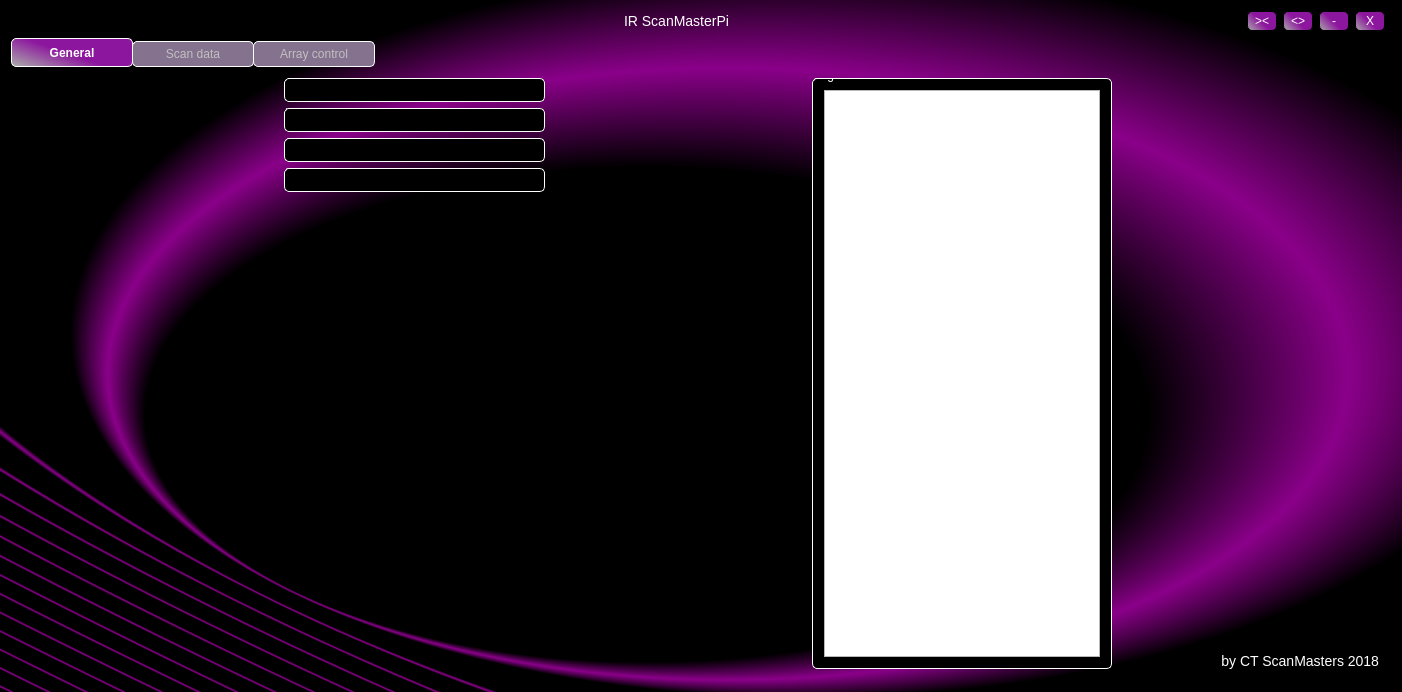
Before: the Qt Designer form ScanClientGui/scanclientgui.ui in CtScanMasters/ScanClient, drawn with Qt 5.
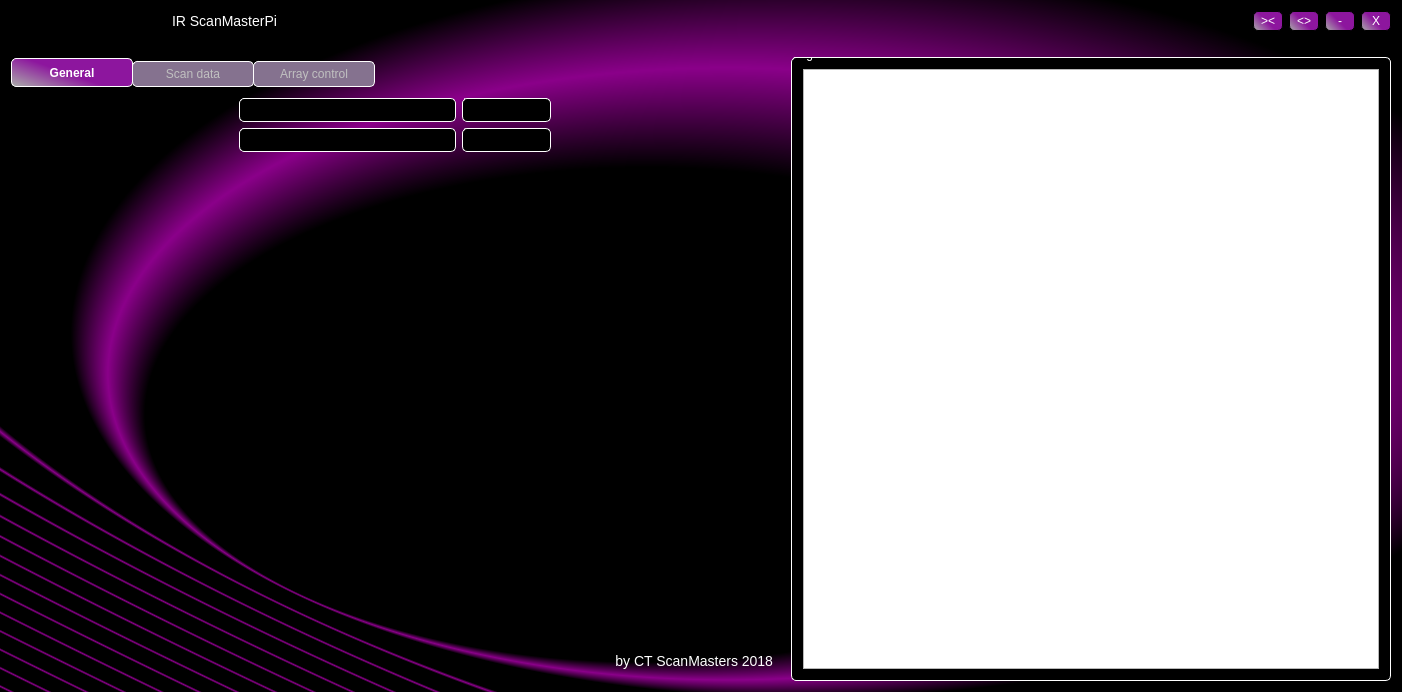
After: the same form once the commit is applied. The open tabs and pages were chosen to show the change. Custom widgets are drawn as their Qt base class.

The edit to the form file:
```diff
--- a/ScanClientGui/scanclientgui.ui
+++ b/ScanClientGui/scanclientgui.ui
@@ -46,13 +46,14 @@
 	color: rgb(255, 255, 255);
 	font-size: 14px;
 }
+
 QPushButton{
+
 	border: 1px solid rgb(0, 0, 0);
 	border-radius: 5px;
 	background-color:qlineargradient(spread:pad, x1:1, y1:0.346591, x2:0, y2:1, stop:0.455056 rgba(141, 22, 158, 255), stop:0.983146 rgba(169, 169, 169, 255));
 	color: white;
 	min-height: 18px;
-
 }
 
 QPushButton:pressed {
@@ -60,6 +61,11 @@
 	background-color:rgb(111, 111, 111);
 }
 
+QProgressBar::chunk:horizontal {
+	background: qlineargradient(spread:pad, x1:1, y1:0.346591, x2:0, y2:1, stop:0.0730337 rgba(103, 16, 115, 255), stop:0.983146 rgba(169, 169, 169, 255));
+	border-radius: 5px;
+}
+
 QProgressBar:horizontal {
 	border: 1px white;
 	border-radius: 5px;
@@ -68,11 +74,6 @@
 
 }
 
-QProgressBar::chunk:horizontal {
-	background: qlineargradient(spread:pad, x1:1, y1:0.346591, x2:0, y2:1, stop:0.0730337 rgba(103, 16, 115, 255), stop:0.983146 rgba(169, 169, 169, 255));
-	border-radius: 5px;
-}
-
 QTabWidget::pane {
 	border-radius: 5px;
 	background: qlineargradient(spread:pad, x1:0, y1:0, x2:1, y2:0, stop:1 rgba(0, 0, 0, 0));
@@ -178,62 +179,7 @@
   </property>
   <widget class="QWidget" name="centralWidget">
    <layout class="QGridLayout" name="gridLayout">
-    <item row="0" column="1">
-     <spacer name="horizontalSpacer">
-      <property name="orientation">
-       <enum>Qt::Horizontal</enum>
-      </property>
-      <property name="sizeHint" stdset="0">
-       <size>
-        <width>40</width>
-        <height>20</height>
-       </size>
-      </property>
-     </spacer>
-    </item>
-    <item row="0" column="2">
-     <widget class="QLabel" name="titleLabel">
-      <property name="text">
-       <string>IR ScanMasterPi</string>
-      </property>
-      <property name="alignment">
-       <set>Qt::AlignCenter</set>
-      </property>
-     </widget>
-    </item>
-    <item row="0" column="5">
-     <widget class="QPushButton" name="pushButton_4">
-      <property name="minimumSize">
-       <size>
-        <width>30</width>
-        <height>20</height>
-       </size>
-      </property>
-      <property name="text">
-       <string>&gt;&lt;</string>
-      </property>
-     </widget>
-    </item>
     <item row="0" column="8">
-     <widget class="QPushButton" name="pushButton">
-      <property name="sizePolicy">
-       <sizepolicy hsizetype="Minimum" vsizetype="Fixed">
-        <horstretch>0</horstretch>
-        <verstretch>0</verstretch>
-       </sizepolicy>
-      </property>
-      <property name="minimumSize">
-       <size>
-        <width>30</width>
-        <height>20</height>
-       </size>
-      </property>
-      <property name="text">
-       <string>X</string>
-      </property>
-     </widget>
-    </item>
-    <item row="0" column="7">
      <widget class="QPushButton" name="pushButton_2">
       <property name="minimumSize">
        <size>
@@ -246,49 +192,7 @@
       </property>
      </widget>
     </item>
-    <item row="0" column="6">
-     <widget class="QPushButton" name="pushButton_3">
-      <property name="minimumSize">
-       <size>
-        <width>30</width>
-        <height>20</height>
-       </size>
-      </property>
-      <property name="text">
-       <string>&lt;&gt;</string>
-      </property>
-     </widget>
-    </item>
-    <item row="0" column="0">
-     <spacer name="horizontalSpacer_3">
-      <property name="orientation">
-       <enum>Qt::Horizontal</enum>
-      </property>
-      <property name="sizeType">
-       <enum>QSizePolicy::Minimum</enum>
-      </property>
-      <property name="sizeHint" stdset="0">
-       <size>
-        <width>100</width>
-        <height>20</height>
-       </size>
-      </property>
-     </spacer>
-    </item>
-    <item row="0" column="3">
-     <spacer name="horizontalSpacer_2">
-      <property name="orientation">
-       <enum>Qt::Horizontal</enum>
-      </property>
-      <property name="sizeHint" stdset="0">
-       <size>
-        <width>40</width>
-        <height>20</height>
-       </size>
-      </property>
-     </spacer>
-    </item>
-    <item row="3" column="0" colspan="10">
+    <item row="2" column="0" colspan="5">
      <widget class="QTabWidget" name="tabWidget">
       <property name="tabPosition">
        <enum>QTabWidget::North</enum>
@@ -301,8 +205,14 @@
         <string>General</string>
        </attribute>
        <layout class="QGridLayout" name="gridLayout_2">
-        <item row="1" column="1">
+        <item row="0" column="2">
          <widget class="QGroupBox" name="actuatorBox">
+          <property name="sizePolicy">
+           <sizepolicy hsizetype="Minimum" vsizetype="Minimum">
+            <horstretch>0</horstretch>
+            <verstretch>0</verstretch>
+           </sizepolicy>
+          </property>
           <property name="title">
            <string>Actuator control</string>
           </property>
@@ -313,8 +223,68 @@
           </layout>
          </widget>
         </item>
+        <item row="7" column="3">
+         <widget class="QLabel" name="label">
+          <property name="text">
+           <string>by CT ScanMasters 2018</string>
+          </property>
+          <property name="alignment">
+           <set>Qt::AlignRight|Qt::AlignTrailing|Qt::AlignVCenter</set>
+          </property>
+         </widget>
+        </item>
+        <item row="6" column="1">
+         <spacer name="horizontalSpacer_5">
+          <property name="orientation">
+           <enum>Qt::Horizontal</enum>
+          </property>
+          <property name="sizeHint" stdset="0">
+           <size>
+            <width>40</width>
+            <height>20</height>
+           </size>
+          </property>
+         </spacer>
+        </item>
+        <item row="5" column="1">
+         <spacer name="verticalSpacer">
+          <property name="orientation">
+           <enum>Qt::Vertical</enum>
+          </property>
+          <property name="sizeHint" stdset="0">
+           <size>
+            <width>20</width>
+            <height>40</height>
+           </size>
+          </property>
+         </spacer>
+        </item>
+        <item row="0" column="1">
+         <widget class="QGroupBox" name="tcpBox">
+          <property name="sizePolicy">
+           <sizepolicy hsizetype="Minimum" vsizetype="Minimum">
+            <horstretch>0</horstretch>
+            <verstretch>0</verstretch>
+           </sizepolicy>
+          </property>
+          <property name="title">
+           <string>Connection</string>
+          </property>
+          <layout class="QGridLayout" name="gridLayout_6">
+           <item row="0" column="0">
+            <widget class="TcpClientWidget" name="tcpControlWidget" native="true"/>
+           </item>
+          </layout>
+         </widget>
+        </item>
         <item row="2" column="1">
          <widget class="QGroupBox" name="scanBox">
+          <property name="sizePolicy">
+           <sizepolicy hsizetype="Minimum" vsizetype="Minimum">
+            <horstretch>0</horstretch>
+            <verstretch>0</verstretch>
+           </sizepolicy>
+          </property>
           <property name="title">
            <string>Scan control</string>
           </property>
@@ -325,32 +295,14 @@
           </layout>
          </widget>
         </item>
-        <item row="0" column="3" rowspan="7">
-         <widget class="QGroupBox" name="groupBox">
-          <property name="sizePolicy">
-           <sizepolicy hsizetype="Expanding" vsizetype="Expanding">
-            <horstretch>0</horstretch>
-            <verstretch>0</verstretch>
-           </sizepolicy>
-          </property>
-          <property name="minimumSize">
-           <size>
-            <width>300</width>
-            <height>0</height>
-           </size>
-          </property>
-          <property name="title">
-           <string>Log</string>
-          </property>
-          <layout class="QGridLayout" name="gridLayout_9">
-           <item row="0" column="0">
-            <widget class="QPlainTextEdit" name="plainTextEdit"/>
-           </item>
-          </layout>
-         </widget>
-        </item>
-        <item row="3" column="1">
+        <item row="2" column="2">
          <widget class="QGroupBox" name="fileHandlerBox">
+          <property name="sizePolicy">
+           <sizepolicy hsizetype="Minimum" vsizetype="Minimum">
+            <horstretch>0</horstretch>
+            <verstretch>0</verstretch>
+           </sizepolicy>
+          </property>
           <property name="title">
            <string>File handler</string>
           </property>
@@ -361,93 +313,6 @@
           </layout>
          </widget>
         </item>
-        <item row="0" column="1">
-         <widget class="QGroupBox" name="tcpBox">
-          <property name="title">
-           <string>Connection</string>
-          </property>
-          <layout class="QGridLayout" name="gridLayout_6">
-           <item row="0" column="0">
-            <widget class="TcpClientWidget" name="tcpControlWidget" native="true"/>
-           </item>
-          </layout>
-         </widget>
-        </item>
-        <item row="0" column="4">
-         <spacer name="horizontalSpacer_6">
-          <property name="orientation">
-           <enum>Qt::Horizontal</enum>
-          </property>
-          <property name="sizeHint" stdset="0">
-           <size>
-            <width>40</width>
-            <height>20</height>
-           </size>
-          </property>
-         </spacer>
-        </item>
-        <item row="0" column="2">
-         <spacer name="horizontalSpacer_4">
-          <property name="orientation">
-           <enum>Qt::Horizontal</enum>
-          </property>
-          <property name="sizeHint" stdset="0">
-           <size>
-            <width>40</width>
-            <height>20</height>
-           </size>
-          </property>
-         </spacer>
-        </item>
-        <item row="5" column="4">
-         <spacer name="verticalSpacer_2">
-          <property name="orientation">
-           <enum>Qt::Vertical</enum>
-          </property>
-          <property name="sizeHint" stdset="0">
-           <size>
-            <width>20</width>
-            <height>40</height>
-           </size>
-          </property>
-         </spacer>
-        </item>
-        <item row="6" column="4">
-         <widget class="QLabel" name="label">
-          <property name="text">
-           <string>by CT ScanMasters 2018</string>
-          </property>
-          <property name="alignment">
-           <set>Qt::AlignRight|Qt::AlignTrailing|Qt::AlignVCenter</set>
-          </property>
-         </widget>
-        </item>
-        <item row="4" column="1">
-         <spacer name="verticalSpacer">
-          <property name="orientation">
-           <enum>Qt::Vertical</enum>
-          </property>
-          <property name="sizeHint" stdset="0">
-           <size>
-            <width>20</width>
-            <height>40</height>
-           </size>
-          </property>
-         </spacer>
-        </item>
-        <item row="5" column="1">
-         <spacer name="horizontalSpacer_5">
-          <property name="orientation">
-           <enum>Qt::Horizontal</enum>
-          </property>
-          <property name="sizeHint" stdset="0">
-           <size>
-            <width>40</width>
-            <height>20</height>
-           </size>
-          </property>
-         </spacer>
-        </item>
         <item row="0" column="0">
          <spacer name="horizontalSpacer_7">
           <property name="orientation">
@@ -461,6 +326,32 @@
           </property>
          </spacer>
         </item>
+        <item row="6" column="3">
+         <spacer name="verticalSpacer_2">
+          <property name="orientation">
+           <enum>Qt::Vertical</enum>
+          </property>
+          <property name="sizeHint" stdset="0">
+           <size>
+            <width>20</width>
+            <height>40</height>
+           </size>
+          </property>
+         </spacer>
+        </item>
+        <item row="0" column="3">
+         <spacer name="horizontalSpacer_6">
+          <property name="orientation">
+           <enum>Qt::Horizontal</enum>
+          </property>
+          <property name="sizeHint" stdset="0">
+           <size>
+            <width>40</width>
+            <height>20</height>
+           </size>
+          </property>
+         </spacer>
+        </item>
        </layout>
       </widget>
       <widget class="QWidget" name="scanData">
@@ -489,6 +380,179 @@
       </widget>
      </widget>
     </item>
+    <item row="0" column="9">
+     <widget class="QPushButton" name="pushButton">
+      <property name="sizePolicy">
+       <sizepolicy hsizetype="Minimum" vsizetype="Fixed">
+        <horstretch>0</horstretch>
+        <verstretch>0</verstretch>
+       </sizepolicy>
+      </property>
+      <property name="minimumSize">
+       <size>
+        <width>30</width>
+        <height>20</height>
+       </size>
+      </property>
+      <property name="text">
+       <string>X</string>
+      </property>
+     </widget>
+    </item>
+    <item row="0" column="1">
+     <spacer name="horizontalSpacer">
+      <property name="orientation">
+       <enum>Qt::Horizontal</enum>
+      </property>
+      <property name="sizeHint" stdset="0">
+       <size>
+        <width>40</width>
+        <height>20</height>
+       </size>
+      </property>
+     </spacer>
+    </item>
+    <item row="0" column="4">
+     <spacer name="horizontalSpacer_9">
+      <property name="orientation">
+       <enum>Qt::Horizontal</enum>
+      </property>
+      <property name="sizeHint" stdset="0">
+       <size>
+        <width>448</width>
+        <height>20</height>
+       </size>
+      </property>
+     </spacer>
+    </item>
+    <item row="0" column="3">
+     <spacer name="horizontalSpacer_2">
+      <property name="orientation">
+       <enum>Qt::Horizontal</enum>
+      </property>
+      <property name="sizeHint" stdset="0">
+       <size>
+        <width>40</width>
+        <height>20</height>
+       </size>
+      </property>
+     </spacer>
+    </item>
+    <item row="0" column="5">
+     <spacer name="horizontalSpacer_8">
+      <property name="orientation">
+       <enum>Qt::Horizontal</enum>
+      </property>
+      <property name="sizeHint" stdset="0">
+       <size>
+        <width>40</width>
+        <height>20</height>
+       </size>
+      </property>
+     </spacer>
+    </item>
+    <item row="2" column="5" colspan="5">
+     <widget class="QGroupBox" name="groupBox">
+      <property name="sizePolicy">
+       <sizepolicy hsizetype="Expanding" vsizetype="Expanding">
+        <horstretch>0</horstretch>
+        <verstretch>0</verstretch>
+       </sizepolicy>
+      </property>
+      <property name="minimumSize">
+       <size>
+        <width>600</width>
+        <height>0</height>
+       </size>
+      </property>
+      <property name="maximumSize">
+       <size>
+        <width>300</width>
+        <height>16777215</height>
+       </size>
+      </property>
+      <property name="title">
+       <string>Log</string>
+      </property>
+      <layout class="QGridLayout" name="gridLayout_9">
+       <item row="0" column="0">
+        <widget class="QPlainTextEdit" name="plainTextEdit">
+         <property name="minimumSize">
+          <size>
+           <width>500</width>
+           <height>0</height>
+          </size>
+         </property>
+        </widget>
+       </item>
+      </layout>
+     </widget>
+    </item>
+    <item row="0" column="0">
+     <spacer name="horizontalSpacer_3">
+      <property name="orientation">
+       <enum>Qt::Horizontal</enum>
+      </property>
+      <property name="sizeType">
+       <enum>QSizePolicy::Minimum</enum>
+      </property>
+      <property name="sizeHint" stdset="0">
+       <size>
+        <width>100</width>
+        <height>20</height>
+       </size>
+      </property>
+     </spacer>
+    </item>
+    <item row="0" column="2">
+     <widget class="QLabel" name="titleLabel">
+      <property name="text">
+       <string>IR ScanMasterPi</string>
+      </property>
+      <property name="alignment">
+       <set>Qt::AlignCenter</set>
+      </property>
+     </widget>
+    </item>
+    <item row="0" column="6">
+     <widget class="QPushButton" name="pushButton_4">
+      <property name="minimumSize">
+       <size>
+        <width>30</width>
+        <height>20</height>
+       </size>
+      </property>
+      <property name="text">
+       <string>&gt;&lt;</string>
+      </property>
+     </widget>
+    </item>
+    <item row="0" column="7">
+     <widget class="QPushButton" name="pushButton_3">
+      <property name="minimumSize">
+       <size>
+        <width>30</width>
+        <height>20</height>
+       </size>
+      </property>
+      <property name="text">
+       <string>&lt;&gt;</string>
+      </property>
+     </widget>
+    </item>
+    <item row="1" column="5">
+     <spacer name="horizontalSpacer_10">
+      <property name="orientation">
+       <enum>Qt::Horizontal</enum>
+      </property>
+      <property name="sizeHint" stdset="0">
+       <size>
+        <width>40</width>
+        <height>20</height>
+       </size>
+      </property>
+     </spacer>
+    </item>
    </layout>
   </widget>
  </widget>
```
Left out of the diff: 2 changed lines with no effect on the pictures.
